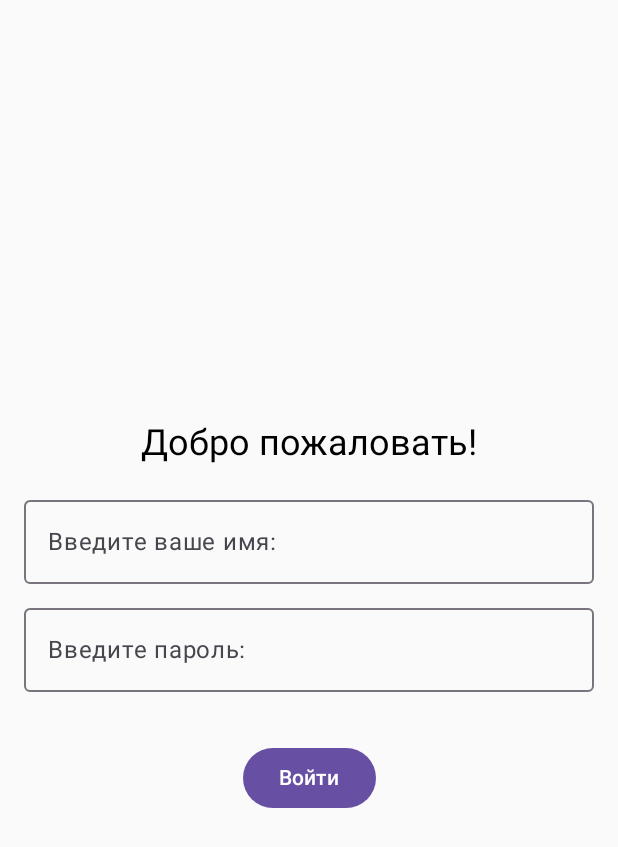
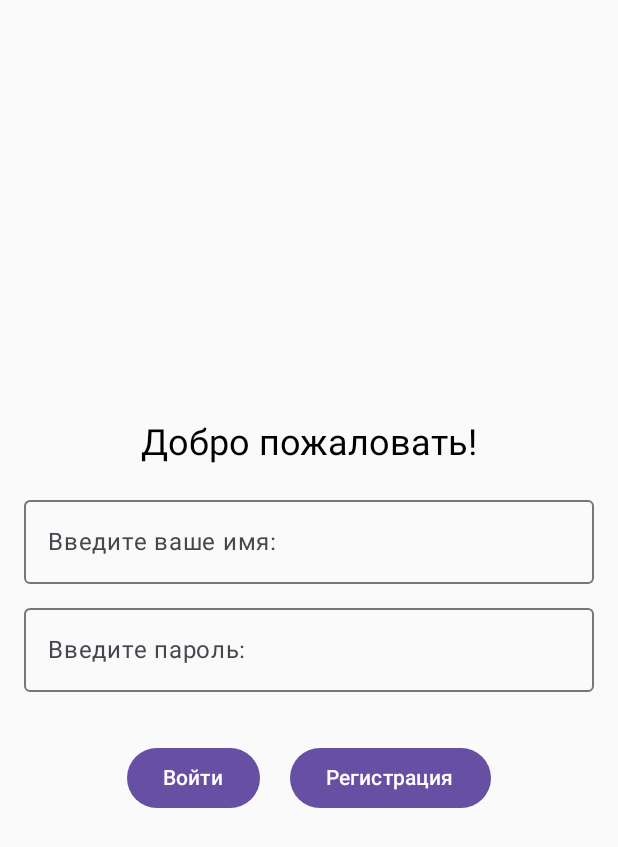
Before and after one commit to Sunn4eS/Roadmap, an Android app built with Jetpack Compose: the screen it shows after launch (WelcomeScreenActivity), on a phone screen of 412 x 824 dp. Shown: the top 847 px of the screen. Run offline under Robolectric (Android 15) with nearby library versions, the phone set to English and light mode, and no system bars; our stand-ins replace Room's generated code.

Commit message:
Register and login button

```diff
--- a/app/src/main/java/com/example/roadMap/WelcomeScreenActivity.kt
+++ b/app/src/main/java/com/example/roadMap/activities/WelcomeScreenActivity.kt
@@ -1,12 +1,14 @@
-package com.example.roadMap
+package com.example.roadMap.activities
 
 import android.content.Intent
 import android.os.Bundle
+import android.view.Display
 import android.widget.Toast
 import androidx.activity.ComponentActivity
 import androidx.activity.compose.setContent
 import androidx.compose.foundation.layout.Arrangement
 import androidx.compose.foundation.layout.Column
+import androidx.compose.foundation.layout.Row
 import androidx.compose.foundation.layout.Spacer
 import androidx.compose.foundation.layout.fillMaxSize
 import androidx.compose.foundation.layout.fillMaxWidth
@@ -20,6 +22,7 @@ import androidx.compose.runtime.Composable
 import androidx.compose.runtime.getValue
 import androidx.compose.runtime.mutableStateOf
 import androidx.compose.runtime.remember
+import androidx.compose.runtime.rememberCoroutineScope
 import androidx.compose.runtime.setValue
 import androidx.compose.ui.Alignment
 import androidx.compose.ui.Modifier
@@ -27,6 +30,14 @@ import androidx.compose.ui.platform.LocalContext
 import androidx.compose.ui.tooling.preview.Preview
 import androidx.compose.ui.unit.dp
 import androidx.compose.ui.unit.sp
+import com.example.roadMap.MainActivity
+import com.example.roadMap.data.dataBase.AppDatabase
+import com.example.roadMap.data.dataBase.UserEntity
+import com.example.roadMap.data.utilities.comparePassword
+import com.example.roadMap.data.utilities.hashPassword
+import kotlinx.coroutines.CoroutineScope
+import kotlinx.coroutines.Dispatchers
+import kotlinx.coroutines.launch
 
 class WelcomeScreenActivity : ComponentActivity() {
     override fun onCreate(savedInstanceState: Bundle?) {
@@ -34,6 +45,7 @@ class WelcomeScreenActivity : ComponentActivity() {
         setContent {
             WelcomeScreen()
         }
+
     }
 }
 @Composable
@@ -41,6 +53,7 @@ fun WelcomeScreen() {
     var name by remember { mutableStateOf("") }
     var password by remember { mutableStateOf("") }
     val context = LocalContext.current
+
 
 
     Column(
@@ -84,10 +97,45 @@ fun WelcomeScreen() {
         )
 
         Spacer(modifier = Modifier.height(15.dp))
+
+        Row () {
+            LoginButton(name, password);
+            RegisterButton(name, password);
+
+        }
+    }
+}
+
+@Composable
+fun LoginButton(name: String, password: String) {
+    val context = LocalContext.current
+    val database = AppDatabase.getDatabase(context)
+    val userDao = database.userDao()
+    val coroutineScope = rememberCoroutineScope()
+
     Button(
+        modifier = Modifier.offset((-10).dp),
         onClick = {
-                if (!name.isEmpty() && !password.isEmpty()) {
+            if (name.isNotEmpty() && password.isNotEmpty()) {
+                coroutineScope.launch(Dispatchers.IO) {
+                    val user = userDao.getUser(name)
+                    if (user != null) {
+                        val isPasswordCorrect = comparePassword(password, user.password)
+                        if (isPasswordCorrect) {
                             context.startActivity(Intent(context, MainActivity::class.java))
+                        } else {
+
+                            launch(Dispatchers.Main) {
+                                Toast.makeText(context, "Неверное имя пользователя или пароль", Toast.LENGTH_SHORT).show()
+                            }
+                        }
+                    } else {
+
+                        launch(Dispatchers.Main) {
+                            Toast.makeText(context, "Неверное имя пользователя или пароль", Toast.LENGTH_SHORT).show()
+                        }
+                    }
+                }
             } else {
                 Toast.makeText(context, "Поля не заполнены", Toast.LENGTH_SHORT).show()
             }
@@ -96,7 +144,30 @@ fun WelcomeScreen() {
         Text("Войти")
     }
 }
+@Composable
+fun RegisterButton(name: String, password: String) {
+    val context = LocalContext.current
+    val db = AppDatabase.getDatabase(context)
+    val userDao = db.userDao()
+    val passwordHash = hashPassword(password)
+    Button(
+        modifier = Modifier.offset((10).dp),
+        onClick = {
+            if (!name.isEmpty() && !password.isEmpty()) {
+                val newUser = UserEntity(username = name, password = passwordHash)
+                CoroutineScope(Dispatchers.IO).launch {
+                    userDao.insertUser(newUser)
+                    context.startActivity(Intent(context, MainActivity::class.java))
                 }
+            } else {
+                Toast.makeText(context, "Поля не заполнены", Toast.LENGTH_SHORT).show()
+            }
+        }
+    ) {
+        Text("Регистрация")
+    }
+}
+
 @Preview
 @Composable
 fun WelcomeScreenPreview(){
@@ -137,20 +208,11 @@ fun WelcomeScreenPreview(){
                 .fillMaxWidth(),
         )
         Spacer(modifier = Modifier.height(20.dp))
-        Button(
-            modifier = Modifier.offset(),
-            onClick = {
-                if (!name.isEmpty() && !password.isEmpty()) {
-                    context.startActivity(Intent(context, MainActivity::class.java))
-                } else {
-                    Toast.makeText(context, "Поля не заполнены", Toast.LENGTH_SHORT).show()
+    Row () {
+        LoginButton(name, password)
+        RegisterButton(name, password);
+    }
+
 
     }
 }
-
-        ) {
-            Text("Войти")
-        }
-
-    }
-}
--- /dev/null
+++ b/app/src/main/java/com/example/roadMap/data/dataBase/AppDatabase.kt
@@ -0,0 +1,28 @@
+package com.example.roadMap.data.dataBase
+
+import androidx.room.Database
+import androidx.room.RoomDatabase
+import android.content.Context
+import androidx.room.Room
+
+@Database(entities = [UserEntity::class], version = 1)
+abstract class AppDatabase : RoomDatabase() {
+    abstract fun userDao(): UserDAO
+
+    companion object {
+        @Volatile
+        private var INSTANCE: AppDatabase? = null
+
+        fun getDatabase(context: Context): AppDatabase {
+            return INSTANCE ?: synchronized(this) {
+                val instance = Room.databaseBuilder(
+                    context.applicationContext,
+                    AppDatabase::class.java,
+                    "app_database"
+                ).build()
+                INSTANCE = instance
+                instance
+            }
+        }
+    }
+}
--- /dev/null
+++ b/app/src/main/java/com/example/roadMap/data/dataBase/UserDAO.kt
@@ -0,0 +1,14 @@
+package com.example.roadMap.data.dataBase
+
+import androidx.room.Dao
+import androidx.room.Insert
+import androidx.room.Query
+
+@Dao
+interface UserDAO {
+    @Insert
+    fun insertUser(user: UserEntity)
+
+    @Query("SELECT * FROM users WHERE username = :username")
+    fun getUser(username: String): UserEntity?
+}
--- /dev/null
+++ b/app/src/main/java/com/example/roadMap/data/maps/MediaProcess.kt
@@ -0,0 +1,5 @@
+package com.example.roadMap.data.maps
+
+class MediaProcess {
+
+}
--- /dev/null
+++ b/app/src/main/java/com/example/roadMap/data/utilities/Utilities.kt
@@ -0,0 +1,12 @@
+package com.example.roadMap.data.utilities
+
+fun hashPassword(password: String): String {
+    val bytes = password.toByteArray()
+    val md = java.security.MessageDigest.getInstance("SHA-256")
+    val digest = md.digest(bytes)
+    return digest.joinToString("") { "%02x".format(it) }
+}
+fun comparePassword(inputPassword: String, hashedPassword: String): Boolean {
+    val inputHash = hashPassword(inputPassword) // Используйте ту же функцию хеширования, что и при регистрации
+    return inputHash == hashedPassword
+}
--- a/app/src/main/res/values/strings.xml
+++ b/app/src/main/res/values/strings.xml
@@ -1,3 +1,3 @@
 <resources>
-    <string name="app_name">Test</string>
+    <string name="app_name">RoadMap</string>
 </resources>
--- a/build.gradle.kts
+++ b/build.gradle.kts
@@ -3,4 +3,7 @@ plugins {
     alias(libs.plugins.android.application) apply false
     alias(libs.plugins.kotlin.android) apply false
     alias(libs.plugins.kotlin.compose) apply false
+    id("com.google.devtools.ksp") version "2.0.21-1.0.27" apply false
+
+
 }
--- a/settings.gradle.kts
+++ b/settings.gradle.kts
@@ -9,6 +9,7 @@ pluginManagement {
         }
         mavenCentral()
         gradlePluginPortal()
+        maven(url = "https://maven.google.com/")
     }
 }
 dependencyResolutionManagement {
@@ -19,5 +20,5 @@ dependencyResolutionManagement {
     }
 }
 
-rootProject.name = "Test"
+rootProject.name = "RoadMap"
 include(":app")
```
Also changed, not shown: app/build.gradle.kts (+45 -0 lines), app/src/main/AndroidManifest.xml (+12 -1 lines), app/src/main/java/com/example/roadMap/MainActivity.kt (+5 -12 lines), app/src/main/java/com/example/roadMap/data/dataBase/UserEntity.kt (added, +12 -0 lines), app/src/main/java/com/example/roadMap/data/maps/MapApp.kt (added, +58 -0 lines), app/src/main/java/com/example/roadMap/data/maps/MapPoint.kt (added, +12 -0 lines), app/src/main/res/layout/activity_main.xml (deleted, +0 -21 lines), gradle/libs.versions.toml (+4 -3 lines). Lines whose indentation alone changed are shown as unchanged.
